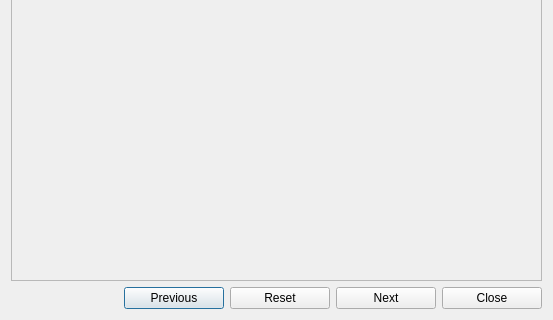
Qt form src/gui/TutorialDialog.ui (fwbuilder/fwbuilder) before a commit; both pictures show x 0 to 553 and y 312 to 632 of the 553 by 632 pixel window.
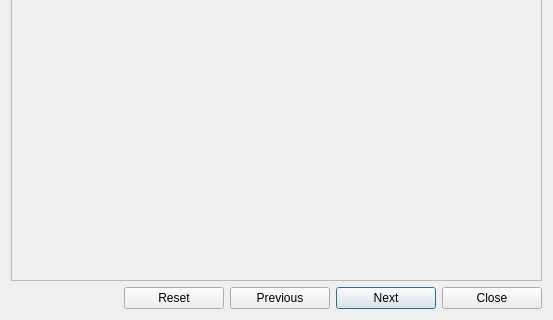
The same form after that commit.

Commit message: minor fixes in tutorial page layout, getting started tutorial page text editing

The edit to the form file:
```diff
--- a/src/gui/TutorialDialog.ui
+++ b/src/gui/TutorialDialog.ui
@@ -13,8 +13,8 @@
   <property name="windowTitle">
    <string>Tutorial</string>
   </property>
-  <layout class="QVBoxLayout" name="verticalLayout">
-   <item>
+  <layout class="QGridLayout" name="gridLayout">
+   <item row="0" column="0">
     <widget class="QScrollArea" name="scrollArea">
      <property name="horizontalScrollBarPolicy">
       <enum>Qt::ScrollBarAlwaysOff</enum>
@@ -30,7 +30,7 @@
        <rect>
         <x>0</x>
         <y>0</y>
-        <width>136</width>
+        <width>124</width>
         <height>562</height>
        </rect>
       </property>
@@ -40,8 +40,14 @@
         <verstretch>0</verstretch>
        </sizepolicy>
       </property>
-      <layout class="QVBoxLayout" name="verticalLayout_3">
-       <item>
+      <property name="minimumSize">
+       <size>
+        <width>100</width>
+        <height>0</height>
+       </size>
+      </property>
+      <layout class="QGridLayout" name="gridLayout_2">
+       <item row="0" column="0">
         <widget class="QLabel" name="content">
          <property name="sizePolicy">
           <sizepolicy hsizetype="Maximum" vsizetype="Minimum">
@@ -49,6 +55,12 @@
            <verstretch>0</verstretch>
           </sizepolicy>
          </property>
+         <property name="minimumSize">
+          <size>
+           <width>100</width>
+           <height>0</height>
+          </size>
+         </property>
          <property name="text">
           <string>HTML will be here</string>
          </property>
@@ -64,7 +76,7 @@
      </widget>
     </widget>
    </item>
-   <item>
+   <item row="1" column="0">
     <layout class="QHBoxLayout" name="horizontalLayout">
      <property name="sizeConstraint">
       <enum>QLayout::SetMinimumSize</enum>
@@ -82,25 +94,6 @@
        </property>
       </spacer>
      </item>
-     <item>
-      <widget class="QPushButton" name="prev">
-       <property name="sizePolicy">
-        <sizepolicy hsizetype="Fixed" vsizetype="Fixed">
-         <horstretch>0</horstretch>
-         <verstretch>0</verstretch>
-        </sizepolicy>
-       </property>
-       <property name="minimumSize">
-        <size>
-         <width>100</width>
-         <height>0</height>
-        </size>
-       </property>
-       <property name="text">
-        <string>Previous</string>
-       </property>
-      </widget>
-     </item>
      <item>
       <widget class="QPushButton" name="reset">
        <property name="sizePolicy">
@@ -118,6 +111,31 @@
        <property name="text">
         <string>Reset</string>
        </property>
+       <property name="autoDefault">
+        <bool>false</bool>
+       </property>
+      </widget>
+     </item>
+     <item>
+      <widget class="QPushButton" name="prev">
+       <property name="sizePolicy">
+        <sizepolicy hsizetype="Fixed" vsizetype="Fixed">
+         <horstretch>0</horstretch>
+         <verstretch>0</verstretch>
+        </sizepolicy>
+       </property>
+       <property name="minimumSize">
+        <size>
+         <width>100</width>
+         <height>0</height>
+        </size>
+       </property>
+       <property name="text">
+        <string>Previous</string>
+       </property>
+       <property name="autoDefault">
+        <bool>false</bool>
+       </property>
       </widget>
      </item>
      <item>
@@ -137,6 +155,9 @@
        <property name="text">
         <string>Next</string>
        </property>
+       <property name="default">
+        <bool>true</bool>
+       </property>
       </widget>
      </item>
      <item>
```
Left out of the diff: 3 changed lines with no effect on the pictures. The commit also changes 6 other files.
